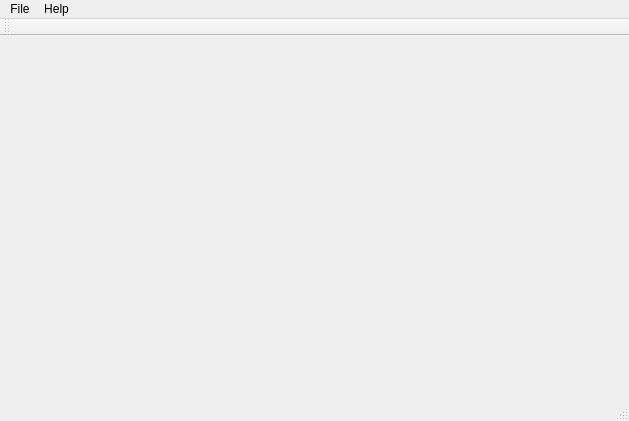
First picture: the form in src/qk8055.ui, repository g7mzr/qk8055, before the edit.
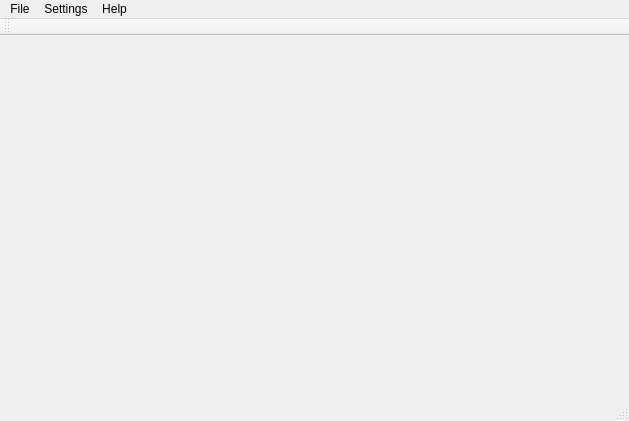
Second picture: the form after the edit.

Diff of the .ui file:
```diff
--- a/src/qk8055.ui
+++ b/src/qk8055.ui
@@ -36,7 +36,14 @@
     <addaction name="actionAbout"/>
     <addaction name="actionAboutQT"/>
    </widget>
+   <widget class="QMenu" name="menuSettings">
+    <property name="title">
+     <string>Settings</string>
+    </property>
+    <addaction name="actionPreferences"/>
+   </widget>
    <addaction name="menuFile"/>
+   <addaction name="menuSettings"/>
    <addaction name="menuHelp"/>
   </widget>
   <widget class="QToolBar" name="mainToolBar">
```
Left out of the diff: 5 changed lines with no effect on the pictures.
